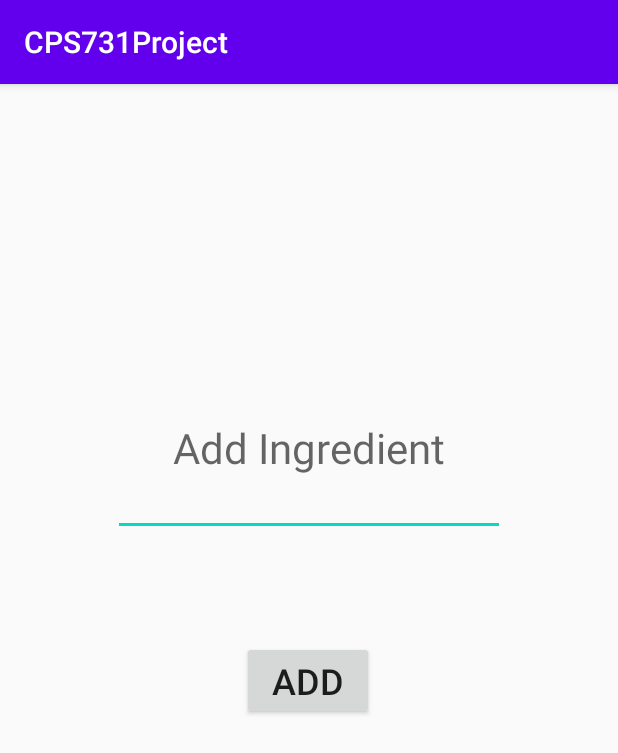
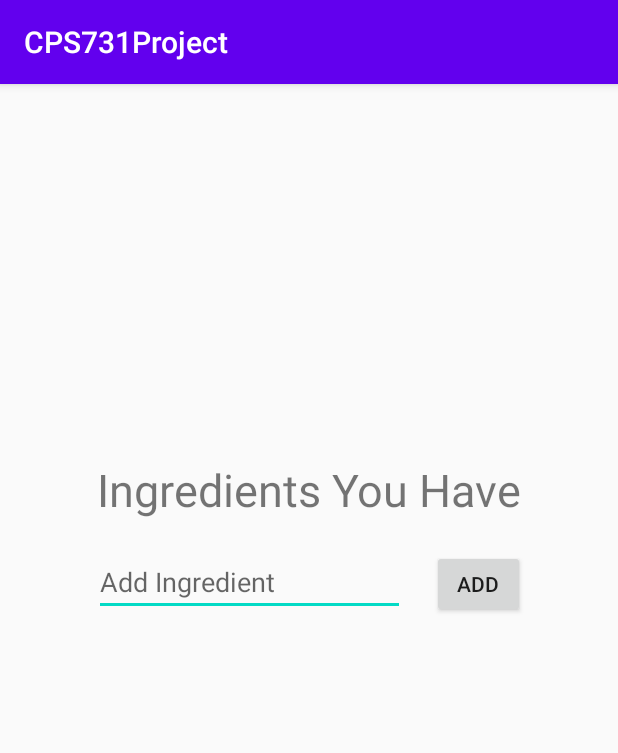
Before and after one commit to pix3lat0r/CPS731Project, an Android app: the MainActivity screen opened directly, with no data from a screen before it, on a phone screen of 412 x 824 dp. Shown: the top 753 px of the screen. Run offline under Robolectric (Android 15) with nearby library versions, the phone set to English and light mode, and no system bars; our stand-ins replace Firebase (no records; nobody signed in at launch, a user with empty details on screens opened directly).

Commit message:
modified mainactivity layout again

```diff
--- a/app/src/main/java/com/example/cps731project/MainActivity.java
+++ b/app/src/main/java/com/example/cps731project/MainActivity.java
@@ -35,7 +35,7 @@ public class MainActivity extends AppCompatActivity {
         super.onCreate(savedInstanceState);
         setContentView(R.layout.activity_main);
 
-        enteredIngredient = findViewById(R.id.txtIngredient);
+        enteredIngredient = findViewById(R.id.addIngredient);
     }
 
 
--- a/app/src/main/res/layout/activity_main.xml
+++ b/app/src/main/res/layout/activity_main.xml
@@ -7,44 +7,63 @@
     android:padding="20dp"
     tools:context=".MainActivity">
 
-    <EditText
-        android:id="@+id/txtIngredient"
+    <TextView
+        android:id="@+id/ingredientsYouHave"
         android:layout_width="wrap_content"
         android:layout_height="wrap_content"
-        android:hint="@string/txtIngredient"
-        android:padding="40dp"
-        android:textSize="28sp"
+        android:layout_marginBottom="395dp"
+        android:layout_marginTop="168dp"
+        android:text="@string/ingredientsYouHave"
+        android:textSize="30sp"
         app:layout_constraintBottom_toBottomOf="parent"
         app:layout_constraintEnd_toEndOf="parent"
-        app:layout_constraintHorizontal_bias="0.498"
         app:layout_constraintStart_toStartOf="parent"
-        app:layout_constraintTop_toTopOf="parent"
-        app:layout_constraintVertical_bias="0.268"
-        tools:text="@string/txtIngredient" />
+        app:layout_constraintTop_toTopOf="parent" />
+
+    <EditText
+        android:id="@+id/addIngredient"
+        android:layout_width="207dp"
+        android:layout_height="44dp"
+        android:layout_marginEnd="12dp"
+        android:layout_marginLeft="45dp"
+        android:layout_marginRight="12dp"
+        android:layout_marginStart="45dp"
+        android:layout_marginTop="20dp"
+        android:autofillHints=""
+        android:hint="@string/addIngredient"
+        android:inputType="text"
+        app:layout_constraintEnd_toStartOf="@+id/btnAdd"
+        app:layout_constraintStart_toStartOf="parent"
+        app:layout_constraintTop_toBottomOf="@+id/ingredientsYouHave" />
 
     <Button
         android:id="@+id/btnAdd"
-        android:layout_width="wrap_content"
-        android:layout_height="wrap_content"
-        android:textSize="24sp"
-        android:text="ADD"
+        android:layout_width="62dp"
+        android:layout_height="45dp"
+        android:layout_marginEnd="45dp"
+        android:layout_marginLeft="6dp"
+        android:layout_marginRight="45dp"
+        android:layout_marginStart="6dp"
+        android:layout_marginTop="20dp"
         android:onClick="addIngredient"
-        app:layout_constraintBottom_toBottomOf="parent"
+        android:text="@string/btnAdd"
         app:layout_constraintEnd_toEndOf="parent"
-        app:layout_constraintHorizontal_bias="0.498"
-        app:layout_constraintStart_toStartOf="parent"
-        app:layout_constraintTop_toBottomOf="@+id/txtIngredient"
-        app:layout_constraintVertical_bias="0.178" />
+        app:layout_constraintStart_toEndOf="@+id/addIngredient"
+        app:layout_constraintTop_toBottomOf="@+id/ingredientsYouHave" />
 
     <TextView
         android:id="@+id/txtResult"
-        android:layout_width="wrap_content"
-        android:layout_height="wrap_content"
-        android:padding="20dp"
-        android:textSize="24sp"
+        android:layout_width="87dp"
+        android:layout_height="29dp"
+        android:layout_marginBottom="267dp"
+        android:layout_marginEnd="245dp"
+        android:layout_marginLeft="45dp"
+        android:layout_marginRight="245dp"
+        android:layout_marginStart="45dp"
+        android:layout_marginTop="35dp"
         app:layout_constraintBottom_toBottomOf="parent"
         app:layout_constraintEnd_toEndOf="parent"
         app:layout_constraintStart_toStartOf="parent"
-        app:layout_constraintTop_toBottomOf="@+id/btnAdd"
+        app:layout_constraintTop_toBottomOf="@+id/addIngredient"
         tools:text="@string/txtResult" />
 </androidx.constraintlayout.widget.ConstraintLayout>
--- a/app/src/main/res/values/strings.xml
+++ b/app/src/main/res/values/strings.xml
@@ -1,9 +1,9 @@
 <resources>
     <string name="app_name">CPS731Project</string>
-    <string name="txtIngredient">Add Ingredient</string>
+    <string name="addIngredient">Add Ingredient</string>
     <string name="btnAdd">ADD</string>
-    <string name="txtResult"></string>
     <string name="whatToEat">What do you want to eat?</string>
+    <string name="ingredientsYouHave">Ingredients You Have</string>
     <string name="btnGo">GO</string>
     <string-array name="meals">
         <item>Snack</item>
```
